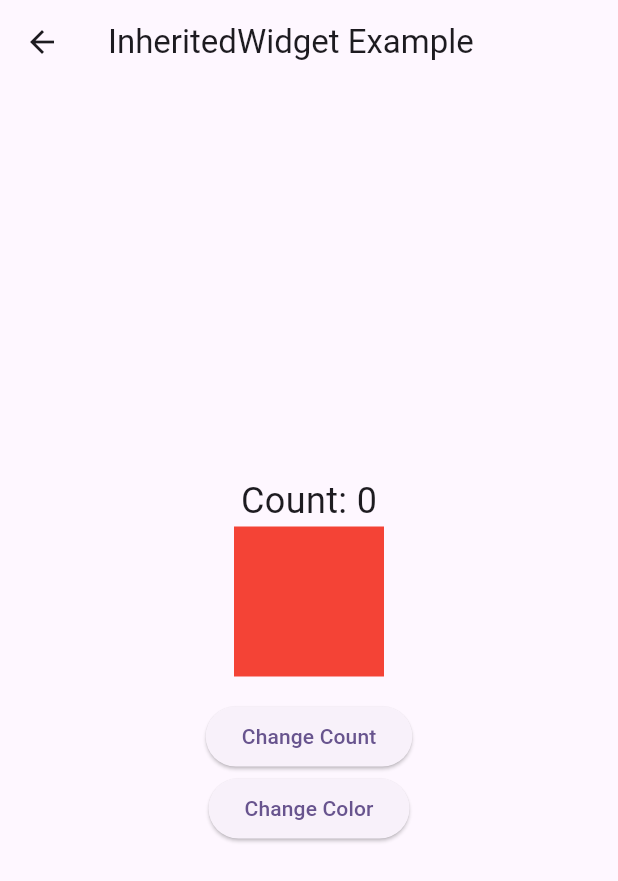
After one commit to RuslanTsitser/otus_example, a Flutter app: the InheritedModelExample screen opened directly, on a phone screen of 412 x 824 dp. The commit adds this screen. Shown: the top 881 px of the screen. Run offline on Flutter 3.47's test engine with Material 3 defaults, Android fonts, the phone set to English and light mode, and no system bars.

Commit message:
feat: Add InheritedModel and InheritedNotifier examples

```diff
--- a/lib/main.dart
+++ b/lib/main.dart
@@ -16,7 +16,7 @@ class MyApp extends StatelessWidget {
         colorScheme: ColorScheme.fromSeed(seedColor: Colors.deepPurple),
         useMaterial3: true,
       ),
-      home: const GlobalKeySaveStateExample(),
+      home: const StatefulWidgetExample(),
     );
   }
 }
--- a/lib/src/example/index.dart
+++ b/lib/src/example/index.dart
@@ -1,5 +1,7 @@
 export 'global_key_read_property_example.dart';
 export 'global_key_save_state_example.dart';
+export 'inherited_model_example.dart';
+export 'inherited_notifier_example.dart';
 export 'inherited_widget_example_with_callback.dart';
 export 'local_key_example.dart';
 export 'simple_inherited_widget_example.dart';
--- /dev/null
+++ b/lib/src/example/inherited_model_example.dart
@@ -0,0 +1,138 @@
+import 'package:flutter/material.dart';
+
+class InheritedModelExample extends StatefulWidget {
+  const InheritedModelExample({super.key});
+
+  @override
+  State<InheritedModelExample> createState() => _InheritedNotifierExampleState();
+}
+
+class _InheritedNotifierExampleState extends State<InheritedModelExample> {
+  Color _color = Colors.red;
+  int _count = 0;
+
+  @override
+  Widget build(BuildContext context) {
+    return CounterInheritedModel(
+      count: _count,
+      color: _color,
+      child: Scaffold(
+        appBar: AppBar(
+          title: const Text('InheritedWidget Example'),
+        ),
+        body: Center(
+          child: Column(
+            mainAxisAlignment: MainAxisAlignment.center,
+            children: [
+              const _Counter(),
+              const _Color(),
+              const SizedBox(height: 16),
+              _Button(
+                onColorPressed: () {
+                  setState(() {
+                    _color = _color == Colors.red ? Colors.blue : Colors.red;
+                  });
+                },
+                onCountPressed: () {
+                  setState(() {
+                    _count++;
+                  });
+                },
+              ),
+            ],
+          ),
+        ),
+      ),
+    );
+  }
+}
+
+class _Button extends StatelessWidget {
+  const _Button({
+    required this.onCountPressed,
+    required this.onColorPressed,
+  });
+  final VoidCallback onCountPressed;
+  final VoidCallback onColorPressed;
+
+  @override
+  Widget build(BuildContext context) {
+    return Column(
+      children: [
+        ElevatedButton(
+          onPressed: onCountPressed,
+          child: const Text('Change Count'),
+        ),
+        ElevatedButton(
+          onPressed: onColorPressed,
+          child: const Text('Change Color'),
+        ),
+      ],
+    );
+  }
+}
+
+class _Counter extends StatelessWidget {
+  const _Counter();
+
+  @override
+  Widget build(BuildContext context) {
+    print('build _Counter');
+    final int count = CounterInheritedModel.of(context, aspect: 'count').count;
+    return Text(
+      'Count: $count',
+      style: const TextStyle(fontSize: 24),
+    );
+  }
+}
+
+class _Color extends StatelessWidget {
+  const _Color();
+
+  @override
+  Widget build(BuildContext context) {
+    print('build _Color');
+    final Color color = CounterInheritedModel.of(context, aspect: 'color').color;
+    return SizedBox(
+      height: 100,
+      width: 100,
+      child: ColoredBox(
+        color: color,
+      ),
+    );
+  }
+}
+
+class CounterInheritedModel extends InheritedModel<String> {
+  const CounterInheritedModel({
+    super.key,
+    required super.child,
+    required this.count,
+    required this.color,
+  });
+
+  final int count;
+  final Color color;
+
+  static CounterInheritedModel of(BuildContext context, {required String aspect, bool listen = true}) {
+    return listen
+        ? context.dependOnInheritedWidgetOfExactType<CounterInheritedModel>(aspect: aspect)!
+        : context.getInheritedWidgetOfExactType<CounterInheritedModel>()!;
+  }
+
+  @override
+  bool updateShouldNotify(covariant CounterInheritedModel oldWidget) {
+    return oldWidget.count != count || oldWidget.color != color;
+  }
+
+  @override
+  bool updateShouldNotifyDependent(covariant CounterInheritedModel oldWidget, Set<String> dependencies) {
+    if (dependencies.contains('count')) {
+      return oldWidget.count != count;
+    }
+    if (dependencies.contains('color')) {
+      return oldWidget.color != color;
+    }
+    return false;
+  }
+}
--- /dev/null
+++ b/lib/src/example/inherited_notifier_example.dart
@@ -0,0 +1,97 @@
+import 'package:flutter/material.dart';
+
+class InheritedNotifierExample extends StatefulWidget {
+  const InheritedNotifierExample({super.key});
+
+  @override
+  State<InheritedNotifierExample> createState() => _InheritedNotifierExampleState();
+}
+
+class _InheritedNotifierExampleState extends State<InheritedNotifierExample> {
+  final CounterNotifier _counterNotifier = CounterNotifier();
+
+  @override
+  void dispose() {
+    _counterNotifier.dispose();
+    super.dispose();
+  }
+
+  @override
+  Widget build(BuildContext context) {
+    return CounterInheritedNotifier(
+      notifier: _counterNotifier,
+      child: Scaffold(
+        appBar: AppBar(
+          title: const Text('InheritedWidget Example'),
+        ),
+        body: const Center(
+          child: Column(
+            mainAxisAlignment: MainAxisAlignment.center,
+            children: [
+              _Counter(),
+              SizedBox(height: 16),
+              _Button(),
+            ],
+          ),
+        ),
+      ),
+    );
+  }
+}
+
+class _Button extends StatelessWidget {
+  const _Button();
+
+  @override
+  Widget build(BuildContext context) {
+    return ElevatedButton(
+      onPressed: () {
+        CounterInheritedNotifier.of(context, listen: false).increment();
+      },
+      child: const Text('Increment Count'),
+    );
+  }
+}
+
+class _Counter extends StatelessWidget {
+  const _Counter();
+
+  @override
+  Widget build(BuildContext context) {
+    final int count = CounterInheritedNotifier.of(context).count;
+    return Text(
+      'Count: $count',
+      style: const TextStyle(fontSize: 24),
+    );
+  }
+}
+
+class CounterInheritedNotifier extends InheritedNotifier<CounterNotifier> {
+  const CounterInheritedNotifier({
+    super.key,
+    super.notifier,
+    required super.child,
+  });
+
+  static CounterNotifier of(BuildContext context, {bool listen = true}) {
+    return listen
+        ? context.dependOnInheritedWidgetOfExactType<CounterInheritedNotifier>()!.notifier!
+        : context.getInheritedWidgetOfExactType<CounterInheritedNotifier>()!.notifier!;
+  }
+
+  // not necessary to override this method
+  // @override
+  // bool updateShouldNotify(covariant CounterInheritedNotifier oldWidget) {
+  //   return false; // oldWidget.notifier?.count != notifier?.count;
+  // }
+}
+
+class CounterNotifier with ChangeNotifier {
+  int _count = 0;
+  int get count => _count;
+
+  void increment() {
+    _count++;
+    notifyListeners();
+  }
+}
```
